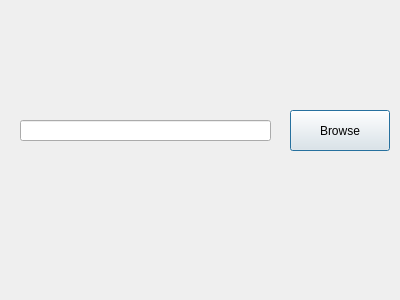
This is frontend/load_image.ui in NBBrathen/trailremover as Qt 5 draws it before an edit. The edited form follows.
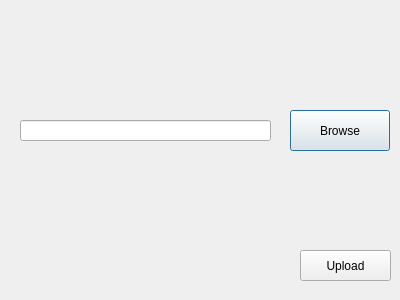
This is the edited form.

Commit message: show new window/toolbar, update load image window

```diff
--- a/frontend/load_image.ui
+++ b/frontend/load_image.ui
@@ -36,6 +36,19 @@
     <string>Browse</string>
    </property>
   </widget>
+  <widget class="QPushButton" name="upload_image">
+   <property name="geometry">
+    <rect>
+     <x>300</x>
+     <y>250</y>
+     <width>91</width>
+     <height>31</height>
+    </rect>
+   </property>
+   <property name="text">
+    <string>Upload</string>
+   </property>
+  </widget>
  </widget>
  <resources/>
  <connections/>
```
The commit also changes 1 other file.
